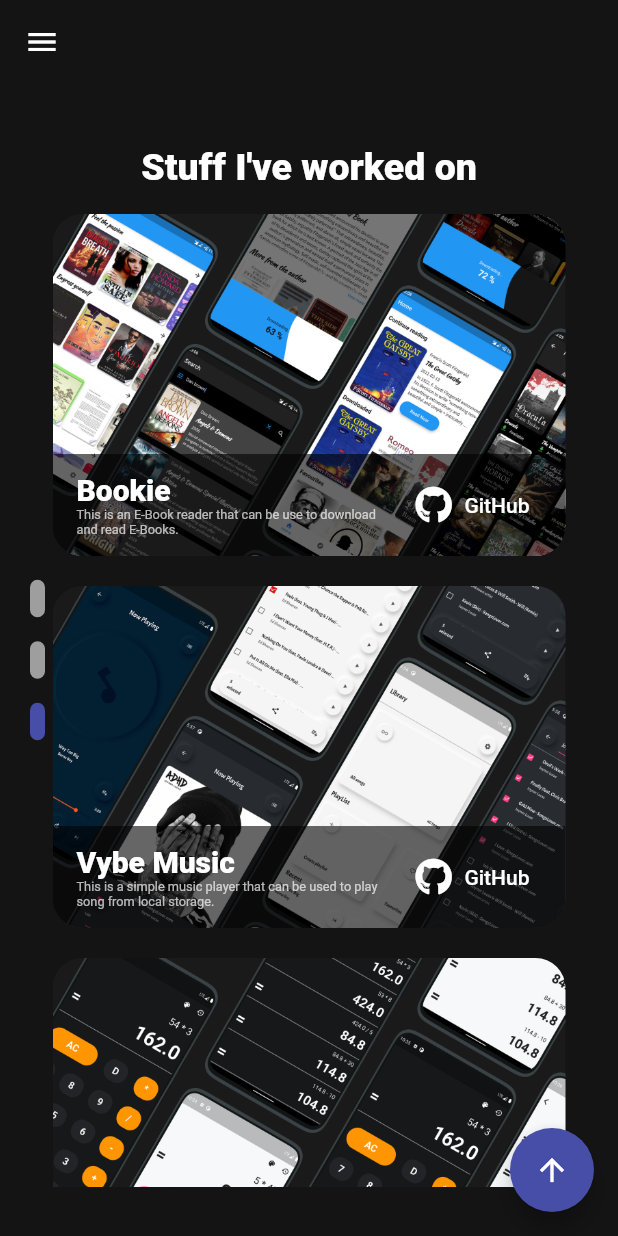
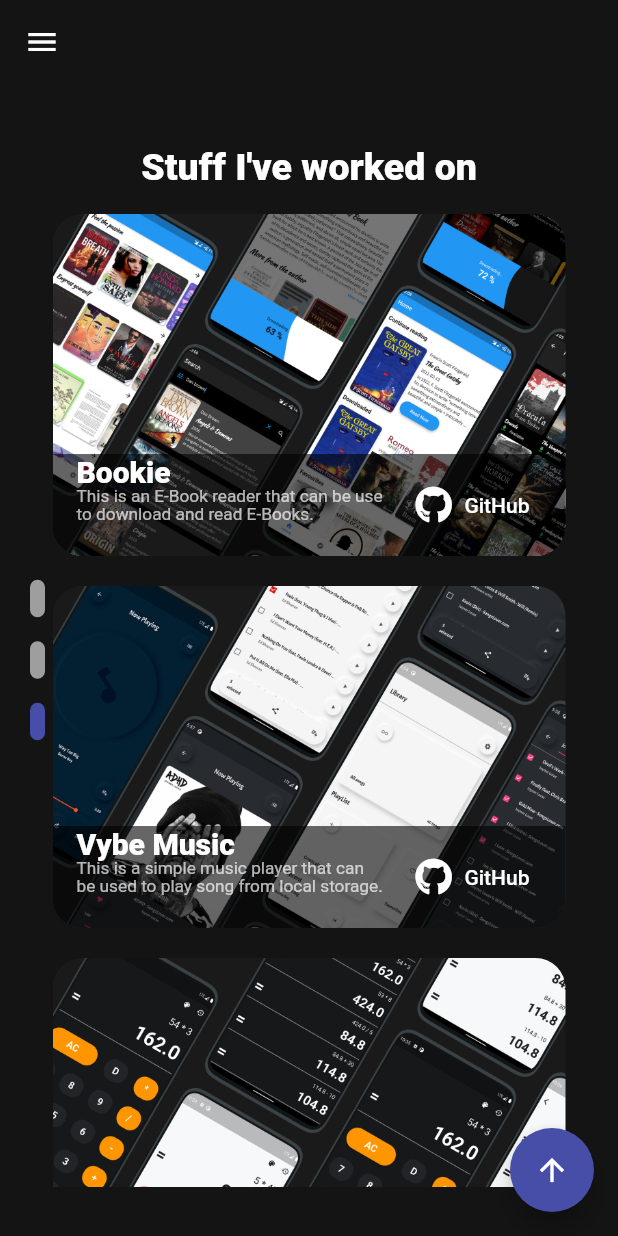
Before and after one commit to o-ifeanyi/portfolio, a Flutter app: the screen it shows after launch, after a tap on "Projects", on a phone screen of 412 x 824 dp. Run offline on Flutter 3.47's test engine with Material 2 defaults, Android fonts, the light colour scheme and no system bars; drawn by our look-alikes of smooth_page_indicator; our stand-ins replace animated_text_kit, flutter_icons; missing offline and left inert: dart:html; Roboto replaces fonts that are missing (Poppins Bold).

Commit message:
initial commit

```diff
--- a/lib/screens/about_me.dart
+++ b/lib/screens/about_me.dart
@@ -35,7 +35,7 @@ class AboutMe extends StatelessWidget {
                 softWrap: true,
                 textAlign: TextAlign.center,
                 style: TextStyle(
-                  fontSize: Config.xMargin(context, 2),
+                  fontSize: Config.xMargin(context, 2.5),
                 ),
               ),
             ),
@@ -115,7 +115,7 @@ class AboutMe extends StatelessWidget {
                           textAlign: TextAlign.center,
                           style: TextStyle(
                             color: Colors.white54,
-                            fontSize: Config.xMargin(context, 2),
+                            fontSize: Config.xMargin(context, 2.5),
                           ),
                         ),
                       ],
--- a/lib/screens/home.dart
+++ b/lib/screens/home.dart
@@ -42,6 +42,12 @@ class _HomeState extends State<Home> with SingleTickerProviderStateMixin {
       curve: Curves.bounceOut,
     ));
     super.initState();
+  }
+
+  @override
+  void dispose() {
+    super.dispose();
+    _controller.dispose();
   }
 
   @override
@@ -120,7 +126,7 @@ class _HomeState extends State<Home> with SingleTickerProviderStateMixin {
                           ? TextAlign.center
                           : TextAlign.start,
                       style: TextStyle(
-                        fontSize: Config.xMargin(context, 2),
+                        fontSize: Config.xMargin(context, 2.5),
                       ),
                     ),
                   ),
--- a/lib/screens/initial_route.dart
+++ b/lib/screens/initial_route.dart
@@ -107,11 +107,15 @@ class _MyHomePageState extends State<InitialRoute> {
       drawer: width < 550
           ? Drawer(
               child: SafeArea(
-                child: Column(children: _navActions()),
+                child: Column(
+                  crossAxisAlignment: CrossAxisAlignment.stretch,
+                  children: _navActions(),
+                ),
               ),
             )
           : null,
-      body: Container(
+      body:
+      Container(
         child: Stack(
           children: [
             PageView(
--- a/lib/widgets/project_preview.dart
+++ b/lib/widgets/project_preview.dart
@@ -16,6 +16,11 @@ class ProjectPreview extends StatelessWidget {
   Widget build(BuildContext context) {
     return ClipRRect(
       borderRadius: BorderRadius.circular(20),
+      child: InkWell(
+        borderRadius: BorderRadius.circular(20),
+        onTap: () {
+          html.window.open(project.link, '');
+        },
         child: Container(
           color: Theme.of(context).backgroundColor,
           child: GridTile(
@@ -35,11 +40,18 @@ class ProjectPreview extends StatelessWidget {
                   fontFamily: 'Poppins Bold',
                 ),
               ),
-            subtitle: Text(
+              subtitle: Expanded(
+                child: SingleChildScrollView(
+                  child: Text(
                     project.description,
-              style: TextStyle(fontSize: Config.xMargin(context, 1.7)),
+                    style: TextStyle(
+                      fontSize: Config.xMargin(context, 2.3),
+                      height: 1.0,
+                    ),
                     softWrap: true,
-              maxLines: 2,
+                    maxLines: 4,
+                  ),
+                ),
               ),
               trailing: FlatButton.icon(
                 label: Text('GitHub'),
@@ -54,6 +66,7 @@ class ProjectPreview extends StatelessWidget {
             ),
           ),
         ),
+      ),
     );
   }
 }
--- a/lib/widgets/rounded_button.dart
+++ b/lib/widgets/rounded_button.dart
@@ -29,7 +29,7 @@ class RoundedButton extends StatelessWidget {
           child: Text(
             text,
             style: TextStyle(
-              fontSize: Config.xMargin(context, 2.5),
+              fontSize: Config.xMargin(context, 3),
             ),
           ),
           onPressed: callBack,
```
Also changed, not shown: 1 other file. Lines whose indentation alone changed are shown as unchanged.
